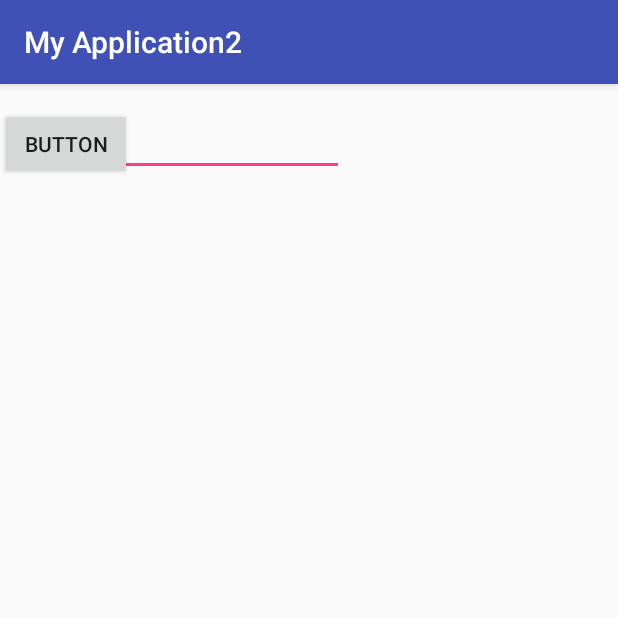
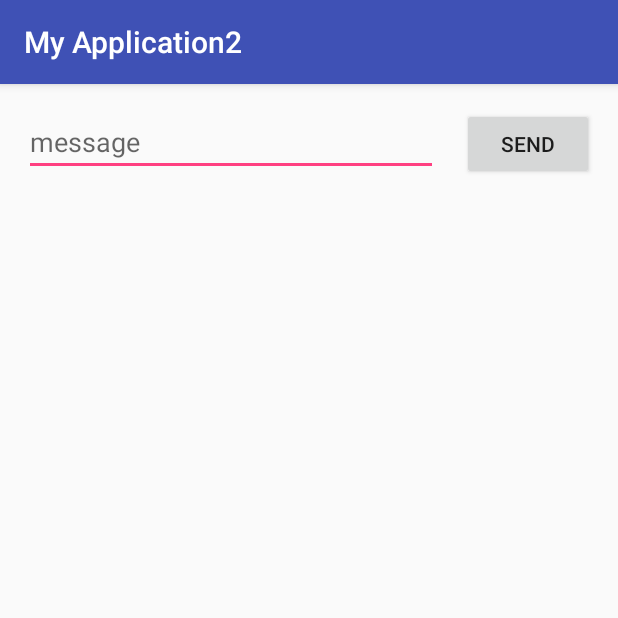
Before and after one commit to Pazh14227/myApplication2, an Android app: the screen it shows after launch (MainActivity), on a phone screen of 412 x 824 dp, the top half of it. Run offline under Robolectric (Android 15) with nearby library versions, the phone set to English and light mode, and no system bars.

Commit message:
Made a text box and a button

```diff
--- a/app/src/main/res/layout/activity_main.xml
+++ b/app/src/main/res/layout/activity_main.xml
@@ -8,13 +8,16 @@
 
     <EditText
         android:id="@+id/editText"
-        android:layout_width="wrap_content"
+        android:layout_width="0dp"
         android:layout_height="wrap_content"
         android:layout_marginStart="16dp"
         android:layout_marginTop="16dp"
         android:ems="10"
+        android:hint="@string/edit_message"
         android:inputType="textPersonName"
-        android:text="Name"
+        app:layout_constraintEnd_toStartOf="@+id/button"
+        app:layout_constraintHorizontal_bias="0.5"
+        app:layout_constraintHorizontal_chainStyle="spread_inside"
         app:layout_constraintStart_toStartOf="parent"
         app:layout_constraintTop_toTopOf="parent" />
 
@@ -22,7 +25,12 @@
         android:id="@+id/button"
         android:layout_width="wrap_content"
         android:layout_height="wrap_content"
-        android:text="Button"
-        app:layout_constraintBaseline_toBaselineOf="@+id/editText"
-        tools:layout_editor_absoluteX="251dp" />
+        android:layout_marginEnd="16dp"
+        android:layout_marginStart="16dp"
+        android:layout_marginTop="16dp"
+        android:text="@string/button_send"
+        app:layout_constraintEnd_toEndOf="parent"
+        app:layout_constraintHorizontal_bias="0.5"
+        app:layout_constraintStart_toEndOf="@+id/editText"
+        app:layout_constraintTop_toTopOf="parent" />
 </android.support.constraint.ConstraintLayout>
--- a/app/src/main/res/values/strings.xml
+++ b/app/src/main/res/values/strings.xml
@@ -1,3 +1,5 @@
 <resources>
     <string name="app_name">My Application2</string>
+    <string name="edit_message">message</string>
+    <string name="button_send">Send</string>
 </resources>
```
